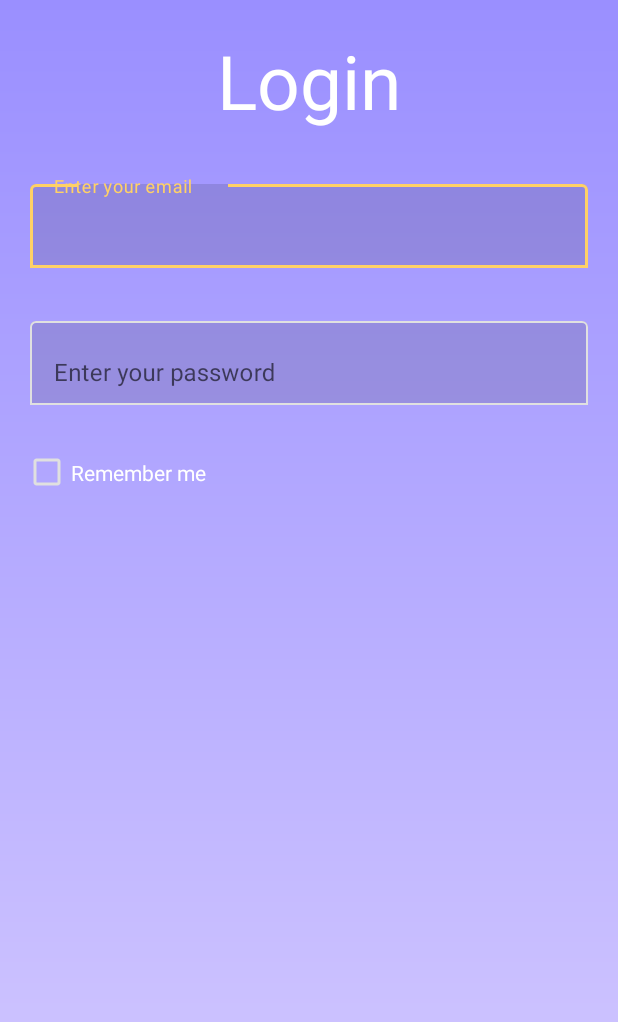
After one commit to PeterSzep/CoreTrack, an Android app: the layout activity_login.xml on its own in the app's theme, with its tools: preview values and no code run, on a phone screen of 412 x 824 dp. The commit adds this screen. Shown: the top 1022 px of the screen. Run offline under Robolectric (Android 15) with nearby library versions, the phone set to English and light mode, and no system bars.

Commit message:
finished main activity design and started login activity design

```diff
--- a/app/build.gradle.kts
+++ b/app/build.gradle.kts
@@ -1,5 +1,6 @@
 plugins {
     alias(libs.plugins.android.application)
+    id("com.google.gms.google-services")
 }
 
 android {
@@ -41,4 +42,7 @@ dependencies {
     testImplementation(libs.junit)
     androidTestImplementation(libs.ext.junit)
     androidTestImplementation(libs.espresso.core)
+    implementation(platform("com.google.firebase:firebase-bom:34.4.0"))
+    implementation("com.google.firebase:firebase-analytics")
+    implementation("com.mikhaellopez:circularprogressbar:3.1.0")
 }
--- a/app/src/main/AndroidManifest.xml
+++ b/app/src/main/AndroidManifest.xml
@@ -11,12 +11,16 @@
         android:roundIcon="@mipmap/ic_launcher_round"
         android:supportsRtl="true"
         android:theme="@style/Theme.CoreTrack">
+        <activity
+            android:name=".MainActivity"
+            android:exported="false" />
         <!-- Main launcher activity -->
         <activity
-            android:name=".MainActivity"
+            android:name=".LoginActivity"
             android:exported="true">
             <intent-filter>
                 <action android:name="android.intent.action.MAIN" />
+
                 <category android:name="android.intent.category.LAUNCHER" />
             </intent-filter>
         </activity>
--- /dev/null
+++ b/app/src/main/res/color/input_outline_color.xml
@@ -0,0 +1,7 @@
+<?xml version="1.0" encoding="utf-8"?>
+<selector xmlns:android="http://schemas.android.com/apk/res/android">
+    <!-- Focused state -->
+    <item android:color="@color/yellowOrange" android:state_focused="true"/>
+    <!-- Default / unfocused -->
+    <item android:color="@color/softGray"/>
+</selector>
--- /dev/null
+++ b/app/src/main/res/drawable/baseline_directions_run_24.xml
@@ -0,0 +1,5 @@
+<vector xmlns:android="http://schemas.android.com/apk/res/android" android:autoMirrored="true" android:height="24dp" android:tint="#FFFFFF" android:viewportHeight="24" android:viewportWidth="24" android:width="24dp">
+
+    <path android:fillColor="@android:color/white" android:pathData="M13.49,5.48c1.1,0 2,-0.9 2,-2s-0.9,-2 -2,-2 -2,0.9 -2,2 0.9,2 2,2zM9.89,19.38l1,-4.4 2.1,2v6h2v-7.5l-2.1,-2 0.6,-3c1.3,1.5 3.3,2.5 5.5,2.5v-2c-1.9,0 -3.5,-1 -4.3,-2.4l-1,-1.6c-0.4,-0.6 -1,-1 -1.7,-1 -0.3,0 -0.5,0.1 -0.8,0.1l-5.2,2.2v4.7h2v-3.4l1.8,-0.7 -1.6,8.1 -4.9,-1 -0.4,2 7,1.4z"/>
+
+</vector>
--- /dev/null
+++ b/app/src/main/res/drawable/big_gradient.xml
@@ -0,0 +1,7 @@
+<?xml version="1.0" encoding="utf-8"?>
+<shape xmlns:android="http://schemas.android.com/apk/res/android" android:shape="rectangle">
+    <gradient
+        android:startColor="#9A8FFF"
+        android:endColor="#D6CCFF"
+        android:angle="270" />
+</shape>
--- /dev/null
+++ b/app/src/main/res/layout/activity_login.xml
@@ -0,0 +1,84 @@
+<?xml version="1.0" encoding="utf-8"?>
+<androidx.constraintlayout.widget.ConstraintLayout xmlns:android="http://schemas.android.com/apk/res/android"
+    xmlns:app="http://schemas.android.com/apk/res-auto"
+    android:background="@drawable/big_gradient"
+    xmlns:tools="http://schemas.android.com/tools"
+    android:id="@+id/main"
+    android:layout_width="match_parent"
+    android:layout_height="match_parent"
+    tools:context=".LoginActivity">
+
+    <TextView
+        android:id="@+id/loginTextView"
+        android:layout_width="match_parent"
+        android:layout_height="wrap_content"
+        app:layout_constraintTop_toTopOf="parent"
+        android:text="@string/login"
+        android:textSize="50sp"
+        android:layout_marginTop="20dp"
+        android:textAlignment="center"
+        android:textColor="@color/white"
+        />
+
+    <com.google.android.material.textfield.TextInputLayout
+        android:id="@+id/emailTextField"
+        android:layout_width="match_parent"
+        android:layout_height="wrap_content"
+        android:hint="@string/enterYourEmail"
+        app:boxBackgroundMode="outline"
+        app:layout_constraintTop_toBottomOf="@id/loginTextView"
+        android:layout_marginTop="30dp"
+        app:boxStrokeColor="@color/input_outline_color"
+        app:errorTextColor="@color/red"
+        app:hintTextColor="@color/input_outline_color"
+        >
+
+        <com.google.android.material.textfield.TextInputEditText
+            android:id="@+id/emailEditText"
+            android:layout_width="match_parent"
+            android:layout_height="wrap_content"
+            android:layout_marginStart="20dp"
+            android:layout_marginEnd="20dp"
+            android:textColor="@color/white"
+            android:textColorHint="@color/white"/>
+    </com.google.android.material.textfield.TextInputLayout>
+
+
+    <com.google.android.material.textfield.TextInputLayout
+        android:id="@+id/passwordTextField"
+        android:layout_width="match_parent"
+        android:layout_height="wrap_content"
+        android:hint="@string/enterYourPassword"
+        app:boxBackgroundMode="outline"
+        app:layout_constraintTop_toBottomOf="@id/emailTextField"
+        android:layout_marginTop="30dp"
+        app:boxStrokeColor="@color/input_outline_color"
+        app:errorTextColor="@color/red"
+        app:hintTextColor="@color/input_outline_color"
+        >
+
+        <com.google.android.material.textfield.TextInputEditText
+            android:id="@+id/passwordEditText"
+            android:layout_width="match_parent"
+            android:layout_height="wrap_content"
+            android:layout_marginStart="20dp"
+            android:layout_marginEnd="20dp"
+            android:textColor="@color/white"
+            android:textColorHint="@color/white"/>
+    </com.google.android.material.textfield.TextInputLayout>
+
+    <CheckBox
+        android:layout_width="wrap_content"
+        android:layout_height="50dp"
+        android:text="@string/rememberMe"
+        android:textColor="@color/white"
+        android:buttonTint="@color/softGray"
+        app:layout_constraintTop_toBottomOf="@id/passwordTextField"
+        app:layout_constraintStart_toStartOf="@id/passwordTextField"
+        android:layout_marginStart="15dp"
+        android:layout_marginTop="20dp"
+        />
+
+
+
+</androidx.constraintlayout.widget.ConstraintLayout>
--- a/app/src/main/res/values/colors.xml
+++ b/app/src/main/res/values/colors.xml
@@ -7,4 +7,10 @@
     <color name="teal_700">#FF018786</color>
     <color name="black">#FF000000</color>
     <color name="white">#FFFFFFFF</color>
+    <color name="violetBlue">#5733FF</color>
+    <color name="softGray">#E0E0E0</color>
+    <color name="violetWhite">#D6CCFF</color>
+    <color name = "violet">#C8BBFF</color>
+    <color name="yellowOrange">#FFD166</color>
+    <color name="red">#FF5252</color>
 </resources>
--- a/app/src/main/res/values/strings.xml
+++ b/app/src/main/res/values/strings.xml
@@ -1,3 +1,7 @@
 <resources>
     <string name="app_name">CoreTrack</string>
+    <string name="login">Login</string>
+    <string name="enterYourEmail">Enter your email</string>
+    <string name="enterYourPassword">Enter your password</string>
+    <string name="rememberMe">Remember me</string>
 </resources>
--- a/app/src/main/res/values/themes.xml
+++ b/app/src/main/res/values/themes.xml
@@ -1,6 +1,6 @@
 <resources xmlns:tools="http://schemas.android.com/tools">
     <!-- Base application theme. -->
-    <style name="Theme.CoreTrack" parent="Theme.MaterialComponents.DayNight.DarkActionBar">
+    <style name="Theme.CoreTrack" parent="Theme.MaterialComponents.DayNight.NoActionBar">
         <!-- Primary brand color. -->
         <item name="colorPrimary">@color/purple_500</item>
         <item name="colorPrimaryVariant">@color/purple_700</item>
--- a/build.gradle.kts
+++ b/build.gradle.kts
@@ -1,4 +1,6 @@
 // Top-level build file where you can add configuration options common to all sub-projects/modules.
 plugins {
     alias(libs.plugins.android.application) apply false
+    id("com.google.gms.google-services") version "4.4.4" apply false
+
 }
```
Also changed, not shown: app/src/main/java/com/example/coretrack/LoginActivity.java (added, +24 -0 lines), app/src/main/java/com/example/coretrack/MainActivity.java (+19 -0 lines), app/src/main/res/layout/activity_main.xml (+104 -0 lines), app/src/main/res/drawable/fire_icon.png (added), app/src/main/res/drawable/marker_icon.png (added), 1 other file.
